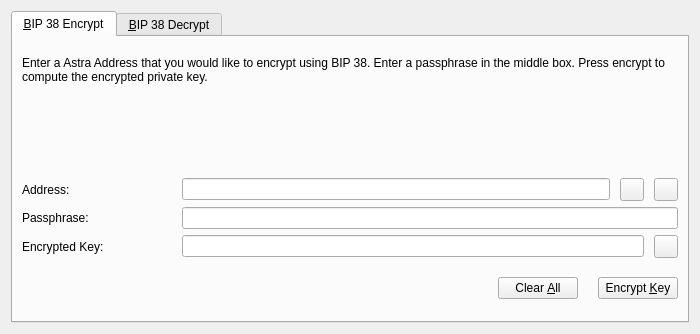
KingricharVD/astra, file src/qt/forms/bip38tooldialog.ui: the form before one commit.
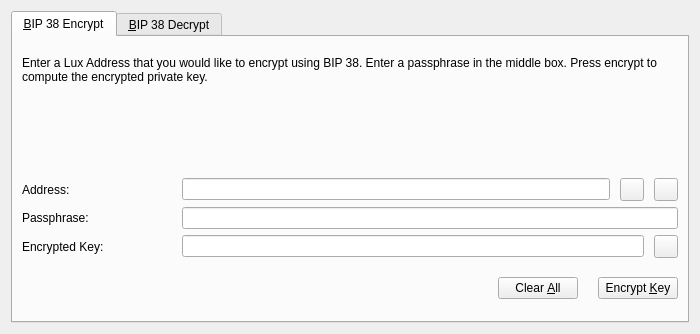
The form after the commit. The open tabs and pages were chosen to show the change. Icons and pictures are not drawn. Custom widgets are drawn as their Qt base class.

```diff
--- a/src/qt/forms/bip38tooldialog.ui
+++ b/src/qt/forms/bip38tooldialog.ui
@@ -61,7 +61,7 @@
        <item>
         <widget class="QLabel" name="infoLabel_ENC">
          <property name="text">
-          <string>Enter a Astra Address that you would like to encrypt using BIP 38. Enter a passphrase in the middle box. Press encrypt to compute the encrypted private key.</string>
+          <string>Enter a Lux Address that you would like to encrypt using BIP 38. Enter a passphrase in the middle box. Press encrypt to compute the encrypted private key.</string>
          </property>
          <property name="textFormat">
           <enum>Qt::PlainText</enum>
```
Left out of the diff: 24 changed lines with no effect on the pictures.
